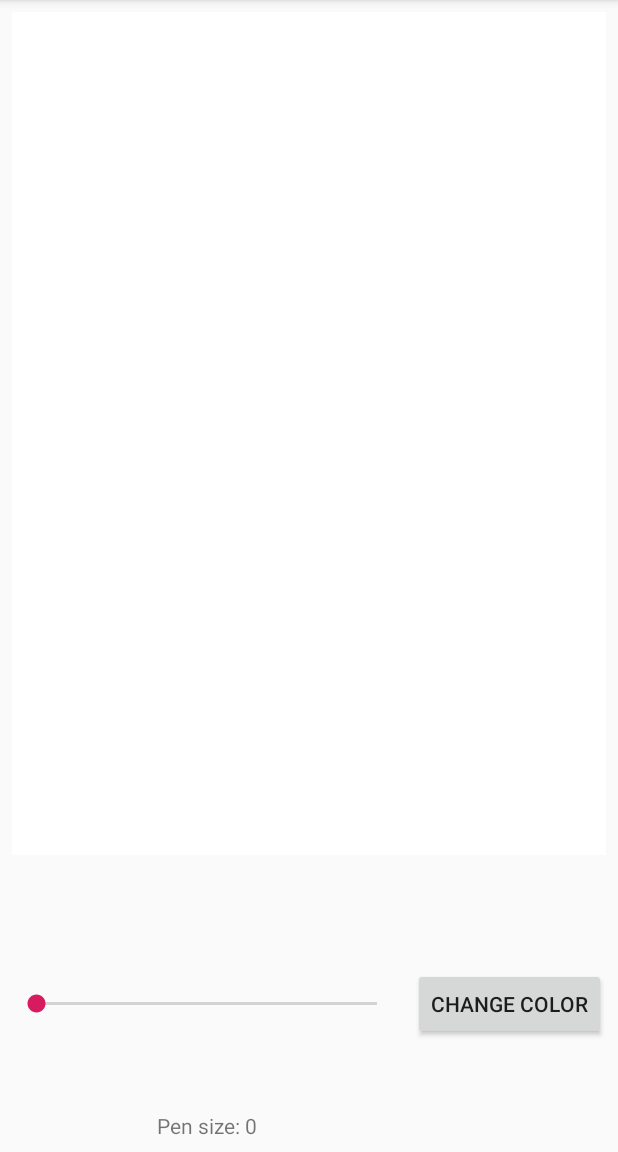
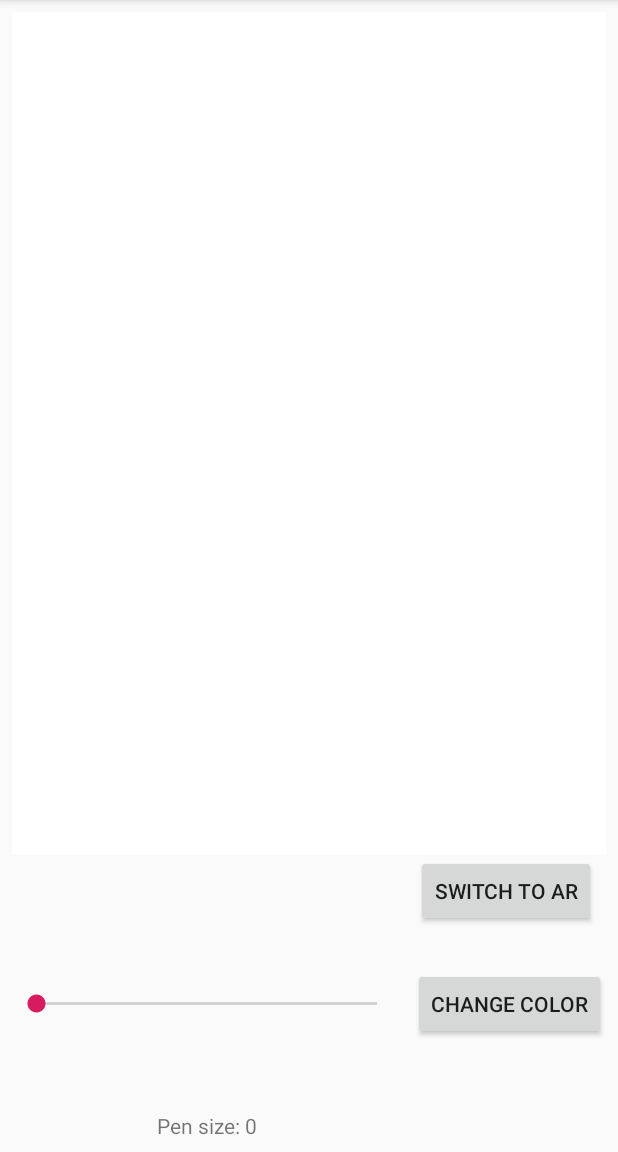
Before and after one commit to teamDRIFTR/HappyPlace, an Android app: the MainActivity screen opened directly, with no data from a screen before it, on a phone screen of 412 x 824 dp, the part 84-1236 px from its top. Run offline under Robolectric (Android 15) with nearby library versions, the phone set to English and light mode, and no system bars; libraries missing offline, so code that uses them is left out: yuku.ambilwarna.

Commit message:
Created a button to switch to ar mode this will allow for flexibility in case the users device cannot support ar, i also set up the "plane" and a function to handle the anchor nodes.

```diff
--- a/app/build.gradle
+++ b/app/build.gradle
@@ -17,7 +17,7 @@ android {
             proguardFiles getDefaultProguardFile('proguard-android-optimize.txt'), 'proguard-rules.pro'
         }
     }
-    compileOptions{
+    compileOptions {
         sourceCompatibility = '1.8'
         targetCompatibility = '1.8'
     }
--- a/app/src/main/res/layout/activity_main.xml
+++ b/app/src/main/res/layout/activity_main.xml
@@ -62,5 +62,17 @@
         app:layout_constraintEnd_toStartOf="@+id/change_color_button"
         app:layout_constraintStart_toStartOf="parent" />
 
+    <Button
+        android:id="@+id/Button_for_Ar"
+        android:layout_width="wrap_content"
+        android:layout_height="wrap_content"
+        android:text="Switch to AR"
+        app:layout_constraintBottom_toBottomOf="parent"
+        app:layout_constraintEnd_toEndOf="parent"
+        app:layout_constraintHorizontal_bias="0.95"
+        app:layout_constraintStart_toStartOf="parent"
+        app:layout_constraintTop_toBottomOf="@+id/paintView"
+        app:layout_constraintVertical_bias="0.0" />
+
 
 </androidx.constraintlayout.widget.ConstraintLayout>
```
Also changed, not shown: app/src/main/AndroidManifest.xml (+10 -2 lines), app/src/main/java/com/example/happyplace/MainActivity.java (+8 -0 lines), app/src/main/java/com/example/happyplace/arFRAGMENT.java (added, +51 -0 lines), app/src/main/res/layout/activity_ar_fragment.xml (added, +16 -0 lines).
